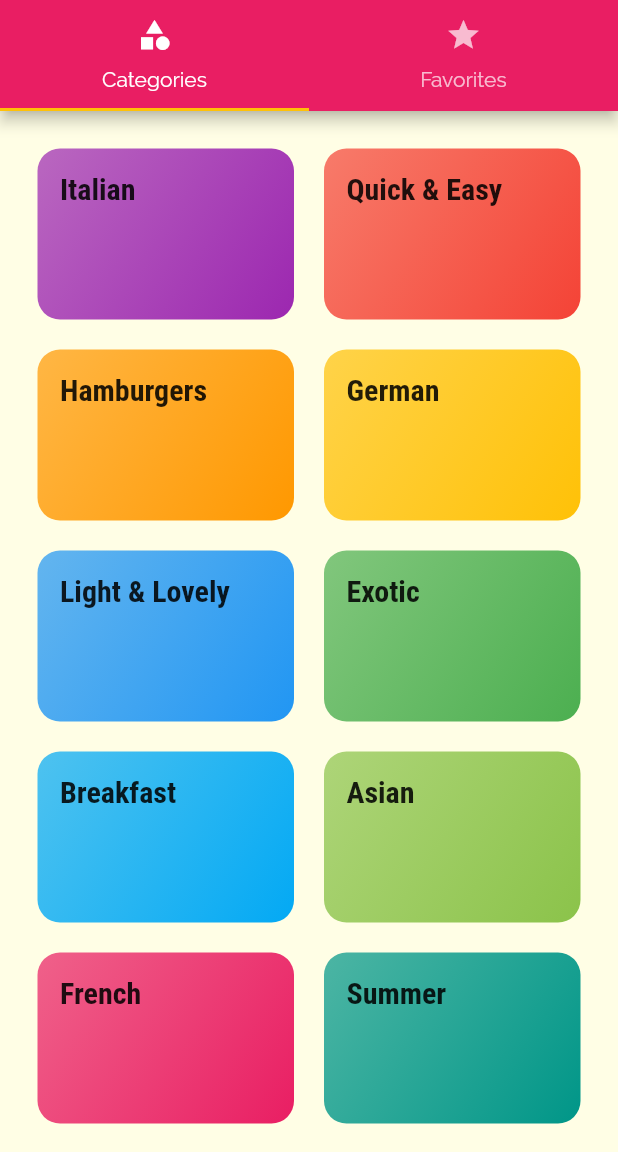
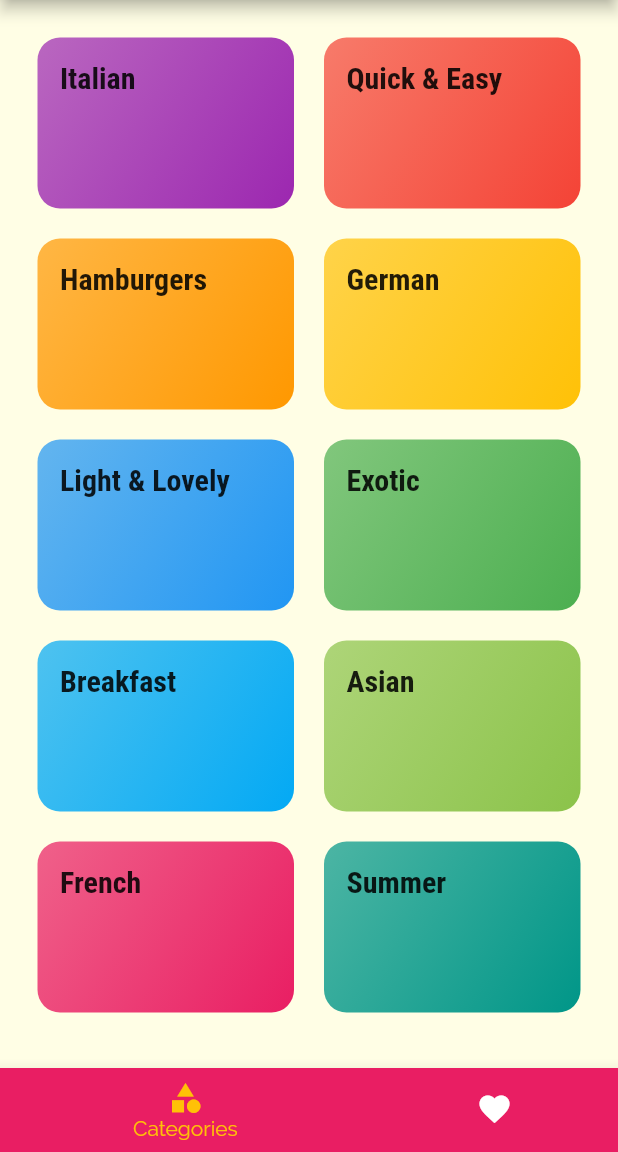
Before and after one commit to Shadow-250/Meal-app, a Flutter app: the screen it shows after launch, on a phone screen of 412 x 824 dp, the part 84-1236 px from its top. Run offline on Flutter 3.47's test engine with Material 2 defaults, Android fonts, the phone set to English and light mode, and no system bars.

```diff
--- a/lib/screens/tabs_screen.dart
+++ b/lib/screens/tabs_screen.dart
@@ -1,6 +1,6 @@
 import 'package:flutter/material.dart';
-import 'package:meal_app/screens/favorites-screen.dart';
 
+import './favorites-screen.dart';
 import './categories_screen.dart';
 
 class TabsSceen extends StatefulWidget {
@@ -9,6 +9,19 @@ class TabsSceen extends StatefulWidget {
 }
 
 class _TabsSceenState extends State<TabsSceen> {
+  final List<Map<String, Object>> _page = [
+    {'page' : CategoriesScreen(), 'title' : 'Categories'},
+    {'page' : FavotitesScreen(), 'title' : 'Favorites'}
+  ];
+
+  int _selectedPageIndex = 0;
+
+  void _selectpage(int index){
+    setState(() {
+      _selectedPageIndex = index;
+    });
+  }
+
   @override
   Widget build(BuildContext context) {
     return DefaultTabController(
@@ -17,23 +30,28 @@ class _TabsSceenState extends State<TabsSceen> {
       child: Scaffold(
         appBar: AppBar(
           title: Text('Meals'),
-          bottom: TabBar(
-            tabs: <Widget>[
-              Tab(
-                icon: Icon(Icons.category),
-                text: 'Categories',
-              ),
-              Tab(
-                icon: Icon(Icons.star),
-                text: 'Favorites',
-              ),
-            ],
-          ),
         ),
-        body: TabBarView(children: <Widget>[
-          CategoriesScreen(),
-          FavotitesScreen(),
-        ],),
+        body: _page[_selectedPageIndex]['page'],
+        bottomNavigationBar: BottomNavigationBar(
+          onTap: (index) => _selectpage(index),
+          backgroundColor: Theme.of(context).primaryColor,
+          unselectedItemColor: Colors.white,
+          selectedItemColor: Theme.of(context).accentColor,
+          currentIndex: _selectedPageIndex,
+          type: BottomNavigationBarType.shifting,
+          items: [
+            BottomNavigationBarItem(
+              backgroundColor: Theme.of(context).primaryColor,
+              icon: Icon(Icons.category),
+              title: Text(_page[_selectedPageIndex]['title']),
+            ),
+            BottomNavigationBarItem(
+              backgroundColor: Theme.of(context).primaryColor,
+              icon: Icon(Icons.favorite),
+              title: Text(_page[_selectedPageIndex]['title']),
+            ),
+          ],
+        ),
       ),
     );
   }
```
